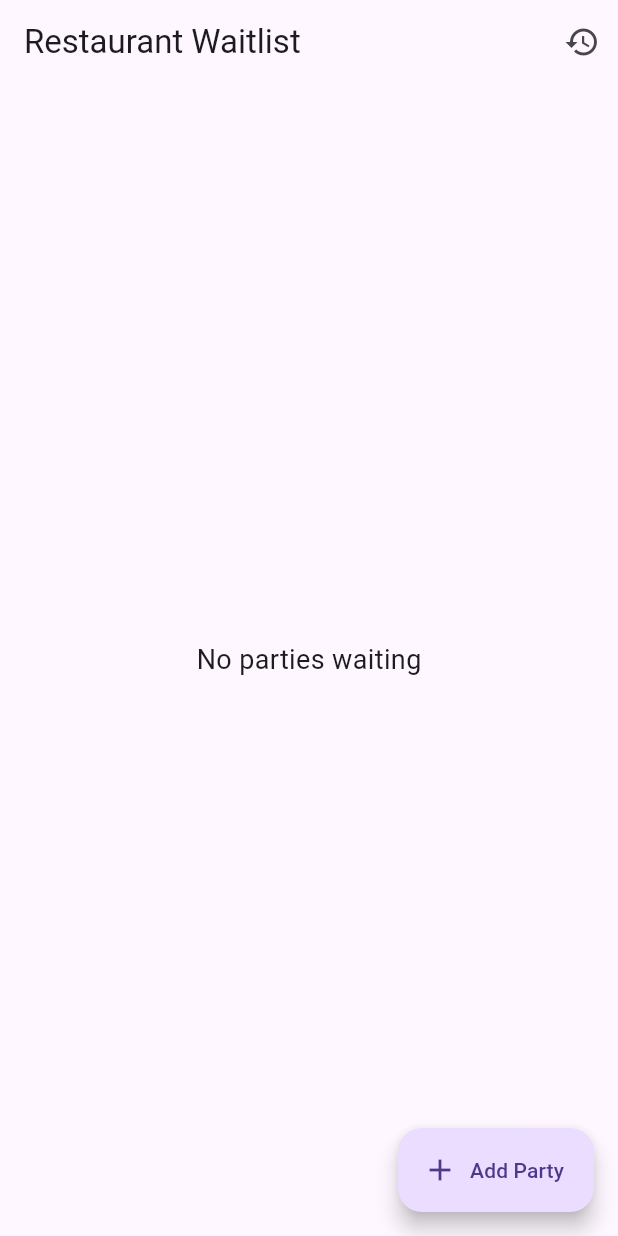
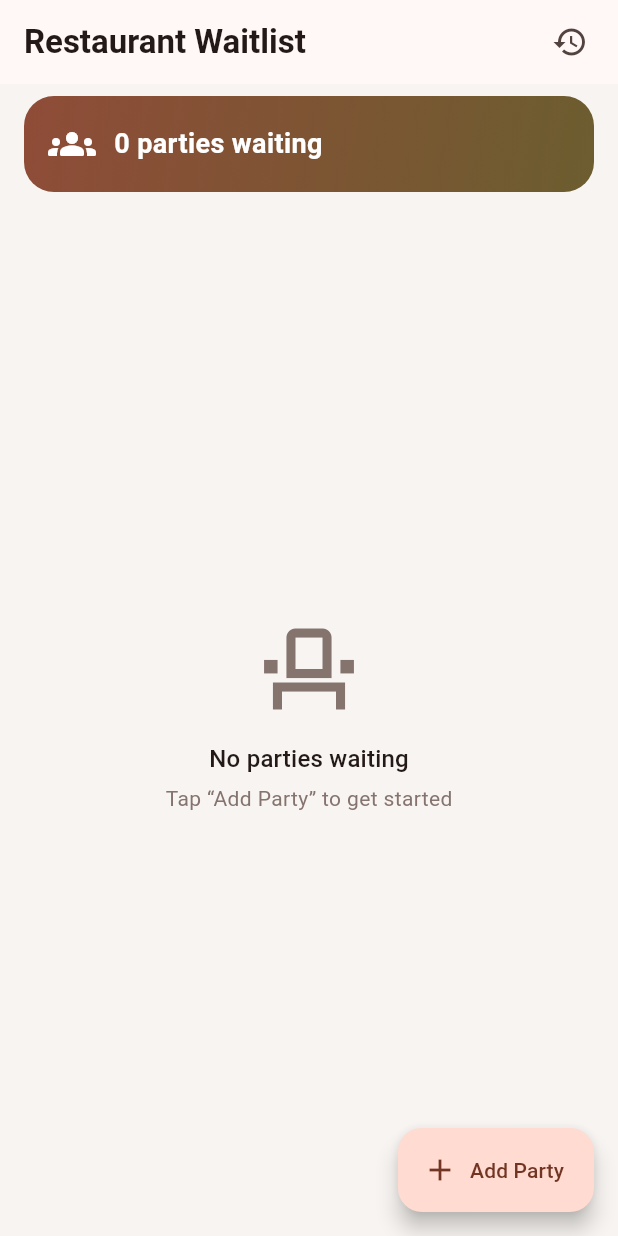
Before and after one commit to cybernetixs06-bot/restaurant-waitlist-app, a Flutter app: the screen it shows after launch, on a phone screen of 412 x 824 dp. Run offline on Flutter 3.47's test engine with Material 3 defaults, Android fonts, the phone set to English and light mode, and no system bars; our stand-ins replace shared_preferences.

Commit message:
improve the design

```diff
--- a/lib/main.dart
+++ b/lib/main.dart
@@ -12,9 +12,18 @@ class RestaurantWaitlistApp extends StatelessWidget {
   @override
   Widget build(BuildContext context) {
     return MaterialApp(
-      title: 'Restaurant Waitlist',
-      debugShowCheckedModeBanner: false,
-      home: const WaitlistScreen(),
-    );
+  debugShowCheckedModeBanner: false,
+  theme: ThemeData(
+    useMaterial3: true,
+    colorScheme: ColorScheme.fromSeed(seedColor: Colors.deepOrange),
+    scaffoldBackgroundColor: const Color(0xFFF7F4F1),
+    appBarTheme: const AppBarTheme(centerTitle: false, scrolledUnderElevation: 0),
+    cardTheme: CardThemeData(
+      elevation: 0,
+      shape: RoundedRectangleBorder(borderRadius: BorderRadius.circular(20)),
+    ),
+  ),
+  home: const WaitlistScreen(),
+);
   }
 }
--- a/lib/screens/waitlist_screen.dart
+++ b/lib/screens/waitlist_screen.dart
@@ -38,10 +38,7 @@ class _WaitlistScreenState extends State<WaitlistScreen> {
     required String name,
     required int numberOfPeople,
   }) async {
-    await _waitlistService.addParty(
-      name: name,
-      numberOfPeople: numberOfPeople,
-    );
+    await _waitlistService.addParty(name: name, numberOfPeople: numberOfPeople);
 
     if (!mounted) return;
 
@@ -49,9 +46,7 @@ class _WaitlistScreenState extends State<WaitlistScreen> {
   }
 
   Future<void> _removeParty(Party party) async {
-    final removed = await _waitlistService.removeParty(
-      party.ticketNumber,
-    );
+    final removed = await _waitlistService.removeParty(party.ticketNumber);
 
     if (!mounted || !removed) return;
 
@@ -64,10 +59,7 @@ ScaffoldMessenger.of(context).showSnackBar(
         content: Text('${party.name} removed'),
         duration: const Duration(seconds: 4),
         persist: false, // allow auto-dismiss even with an action
-    action: SnackBarAction(
-      label: 'UNDO',
-      onPressed: _undoLastRemoval,
-    ),
+        action: SnackBarAction(label: 'UNDO', onPressed: _undoLastRemoval),
       ),
     );
   }
@@ -102,9 +94,7 @@ ScaffoldMessenger.of(context).showSnackBar(
     showDialog(
       context: context,
       builder: (context) {
-        return AddPartyForm(
-          onSubmit: _addParty,
-        );
+        return AddPartyForm(onSubmit: _addParty);
       },
     );
   }
@@ -118,10 +108,7 @@ ScaffoldMessenger.of(context).showSnackBar(
           submitButtonText: 'Save',
           initialName: party.name,
           initialNumberOfPeople: party.numberOfPeople,
-          onSubmit: ({
-            required String name,
-            required int numberOfPeople,
-          }) {
+          onSubmit: ({required String name, required int numberOfPeople}) {
             return _updateParty(
               ticketNumber: party.ticketNumber,
               name: name,
@@ -136,42 +123,74 @@ ScaffoldMessenger.of(context).showSnackBar(
   @override
   Widget build(BuildContext context) {
     final waitlist = _waitlistService.waitlist;
+    final theme = Theme.of(context);
 
     return Scaffold(
       appBar: AppBar(
-    title: const Text('Restaurant Waitlist'),
+        title: const Text(
+          'Restaurant Waitlist',
+          style: TextStyle(fontWeight: FontWeight.w700),
+        ),
         actions: [
           IconButton(
-        onPressed: () {
-          Navigator.push(
+            onPressed: () => Navigator.push(
               context,
-            MaterialPageRoute(
-              builder: (context) => const HistoryScreen(),
+              MaterialPageRoute(builder: (_) => const HistoryScreen()),
             ),
-          );
-        },
             icon: const Icon(Icons.history),
             tooltip: 'History',
           ),
+          const SizedBox(width: 8),
         ],
       ),
-      body: _isLoading
-          ? const Center(
-              child: CircularProgressIndicator(),
+      body: Center(
+        // Keeps the layout nice on tablets / web / landscape
+        child: ConstrainedBox(
+          constraints: const BoxConstraints(maxWidth: 700),
+          child: _isLoading
+              ? const CircularProgressIndicator()
+              : Column(
+                  children: [
+                    Padding(
+                      padding: const EdgeInsets.fromLTRB(16, 8, 16, 0),
+                      child: _SummaryBanner(count: waitlist.length),
+                    ),
+                    Expanded(
+                      child: waitlist.isEmpty
+                          ? Column(
+                              mainAxisAlignment: MainAxisAlignment.center,
+                              children: [
+                                Icon(
+                                  Icons.event_seat_outlined,
+                                  size: 72,
+                                  color: theme.colorScheme.outline,
+                                ),
+                                const SizedBox(height: 12),
+                                Text(
+                                  'No parties waiting',
+                                  style: theme.textTheme.titleMedium,
+                                ),
+                                const SizedBox(height: 4),
+                                Text(
+                                  'Tap “Add Party” to get started',
+                                  style: theme.textTheme.bodyMedium?.copyWith(
+                                    color: theme.colorScheme.outline,
+                                  ),
+                                ),
+                              ],
                             )
-          : waitlist.isEmpty
-              ? const Center(
-                  child: Text(
-                    'No parties waiting',
-                    style: TextStyle(fontSize: 18),
+                          : ListView.separated(
+                              padding: const EdgeInsets.fromLTRB(
+                                16,
+                                12,
+                                16,
+                                96,
                               ),
-                )
-              : ListView.builder(
-                  padding: const EdgeInsets.all(16),
                               itemCount: waitlist.length,
+                              separatorBuilder: (_, __) =>
+                                  const SizedBox(height: 10),
                               itemBuilder: (context, index) {
                                 final party = waitlist[index];
-
                                 return PartyListItem(
                                   party: party,
                                   partiesAhead: index,
@@ -179,6 +198,11 @@ ScaffoldMessenger.of(context).showSnackBar(
                                   onEdit: () => _showEditPartyDialog(party),
                                 );
                               },
+                            ),
+                    ),
+                  ],
+                ),
+        ),
       ),
       floatingActionButton: FloatingActionButton.extended(
         onPressed: _showAddPartyDialog,
@@ -188,3 +212,40 @@ ScaffoldMessenger.of(context).showSnackBar(
     );
   }
 }
+
+
+class _SummaryBanner extends StatelessWidget {
+  const _SummaryBanner({required this.count});
+  final int count;
+
+  @override
+  Widget build(BuildContext context) {
+    final scheme = Theme.of(context).colorScheme;
+    return Container(
+      width: double.infinity,
+      padding: const EdgeInsets.all(16),
+      decoration: BoxDecoration(
+        borderRadius: BorderRadius.circular(20),
+        gradient: LinearGradient(
+          colors: [scheme.primary, scheme.tertiary],
+          begin: Alignment.topLeft,
+          end: Alignment.bottomRight,
+        ),
+      ),
+      child: Row(
+        children: [
+          Icon(Icons.groups_rounded, color: scheme.onPrimary, size: 32),
+          const SizedBox(width: 12),
+          Text(
+            count == 1 ? '1 party waiting' : '$count parties waiting',
+            style: TextStyle(
+              color: scheme.onPrimary,
+              fontSize: 18,
+              fontWeight: FontWeight.w600,
+            ),
+          ),
+        ],
+      ),
+    );
+  }
+}
```
Also changed, not shown: 1 other file. Lines whose indentation alone changed are shown as unchanged.
